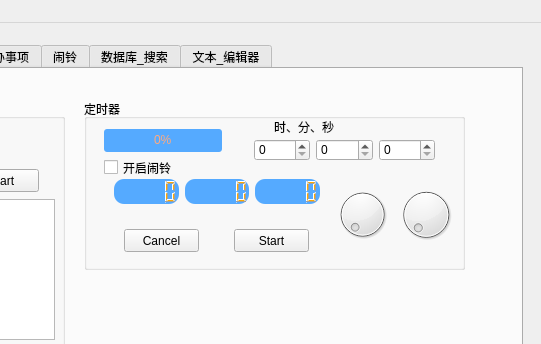
First picture: the form in UI/Main_cn.ui, repository kerlive/Memorandum, before the edit; both pictures show x 209 to 750 and y 0 to 344 of the 750 by 600 pixel window.
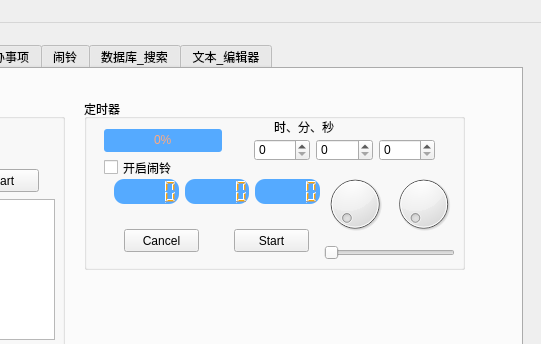
Second picture: the form after the edit. The open tabs and pages were chosen to show the change. Icons and pictures are not drawn.

Patch:
```diff
--- a/UI/Main_cn.ui
+++ b/UI/Main_cn.ui
@@ -411,24 +411,6 @@
         </item>
        </layout>
       </widget>
-      <widget class="QWidget" name="layoutWidget">
-       <property name="geometry">
-        <rect>
-         <x>250</x>
-         <y>80</y>
-         <width>121</width>
-         <height>71</height>
-        </rect>
-       </property>
-       <layout class="QHBoxLayout" name="horizontalLayout_11">
-        <item>
-         <widget class="QDial" name="dial_min"/>
-        </item>
-        <item>
-         <widget class="QDial" name="dial_sec"/>
-        </item>
-       </layout>
-      </widget>
       <widget class="QWidget" name="layoutWidget">
        <property name="geometry">
         <rect>
@@ -494,6 +476,38 @@
         <string>开启闹铃</string>
        </property>
       </widget>
+      <widget class="QWidget" name="layoutWidget">
+       <property name="geometry">
+        <rect>
+         <x>240</x>
+         <y>70</y>
+         <width>131</width>
+         <height>91</height>
+        </rect>
+       </property>
+       <layout class="QVBoxLayout" name="verticalLayout_4">
+        <item>
+         <layout class="QHBoxLayout" name="horizontalLayout_11">
+          <item>
+           <widget class="QDial" name="dial_min"/>
+          </item>
+          <item>
+           <widget class="QDial" name="dial_sec"/>
+          </item>
+         </layout>
+        </item>
+        <item>
+         <widget class="QSlider" name="horizontalSlider">
+          <property name="maximum">
+           <number>24</number>
+          </property>
+          <property name="orientation">
+           <enum>Qt::Horizontal</enum>
+          </property>
+         </widget>
+        </item>
+       </layout>
+      </widget>
      </widget>
     </widget>
     <widget class="QWidget" name="tab_4">
```
